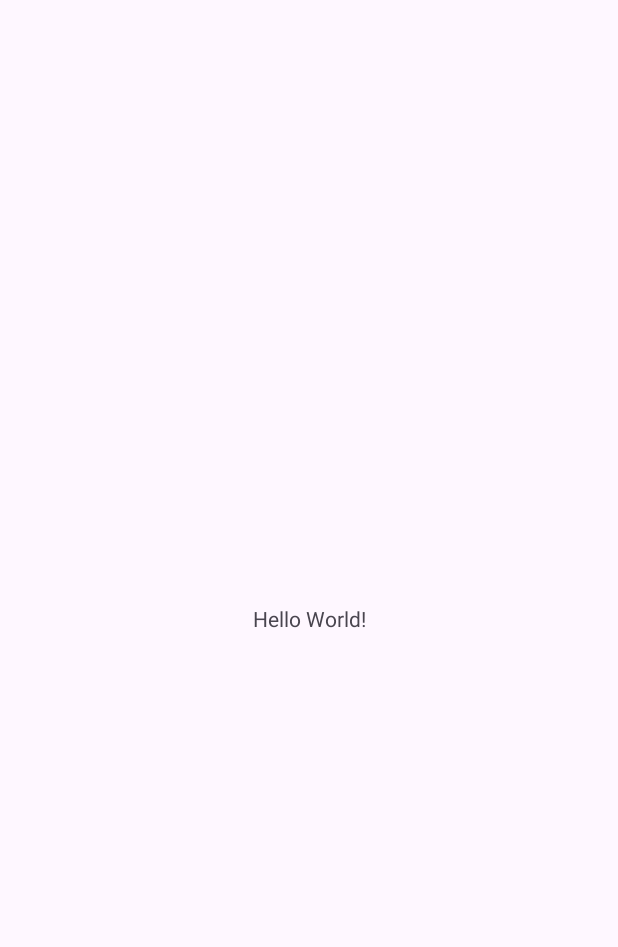
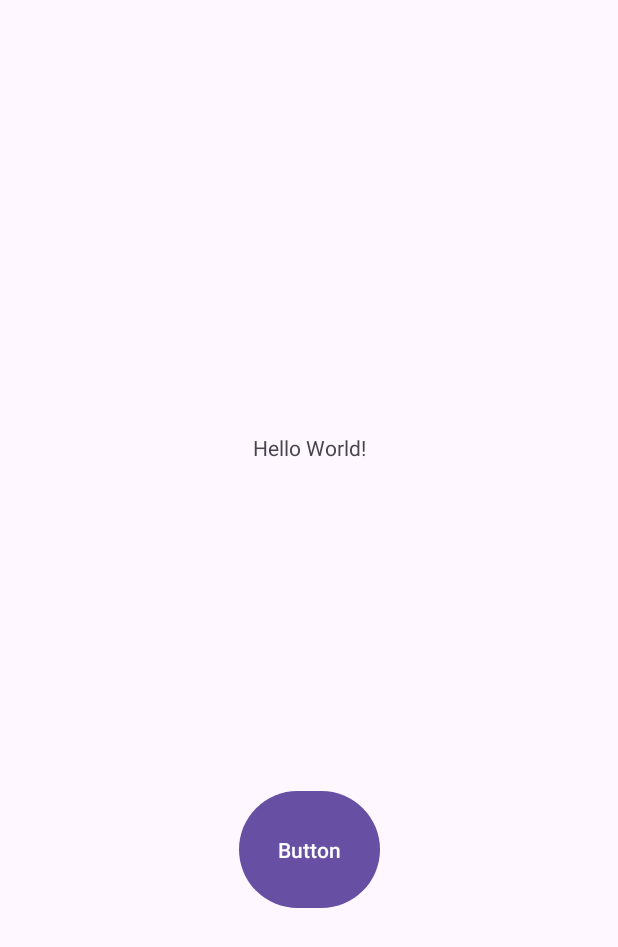
Before and after one commit to eduardotome/ppd, an Android app: the screen it shows after launch (MainActivity), on a phone screen of 412 x 824 dp. Before the commit the part shown is almost empty. Shown: the top 947 px of the screen. Run offline under Robolectric (Android 15) with nearby library versions, the phone set to English and light mode, and no system bars.

Commit message:
contador

```diff
--- a/app/src/main/java/com/example/appdudu/MainActivity.java
+++ b/app/src/main/java/com/example/appdudu/MainActivity.java
@@ -1,6 +1,8 @@
 package com.example.appdudu;
 
 import android.os.Bundle;
+import android.widget.Button;
+import android.widget.TextView;
 
 import androidx.activity.EdgeToEdge;
 import androidx.appcompat.app.AppCompatActivity;
@@ -10,11 +12,18 @@ import androidx.core.view.WindowInsetsCompat;
 
 public class MainActivity extends AppCompatActivity {
 
+    int contador = 0;
     @Override
     protected void onCreate(Bundle savedInstanceState) {
         super.onCreate(savedInstanceState);
         EdgeToEdge.enable(this);
         setContentView(R.layout.activity_main);
+        Button b = findViewById(R.id.button);
+        TextView tx = findViewById(R.id.textView);
+        b.setOnClickListener(view -> {
+            contador ++;
+            tx.setText(Integer.toString(contador));
+        });
         ViewCompat.setOnApplyWindowInsetsListener(findViewById(R.id.main), (v, insets) -> {
             Insets systemBars = insets.getInsets(WindowInsetsCompat.Type.systemBars());
             v.setPadding(systemBars.left, systemBars.top, systemBars.right, systemBars.bottom);
--- a/app/src/main/res/layout/activity_main.xml
+++ b/app/src/main/res/layout/activity_main.xml
@@ -8,12 +8,24 @@
     tools:context=".MainActivity">
 
     <TextView
+        android:id="@+id/textView"
         android:layout_width="wrap_content"
         android:layout_height="wrap_content"
         android:text="Hello World!"
         app:layout_constraintBottom_toBottomOf="parent"
         app:layout_constraintEnd_toEndOf="parent"
         app:layout_constraintStart_toStartOf="parent"
-        app:layout_constraintTop_toTopOf="parent" />
+        app:layout_constraintTop_toTopOf="parent"
+        app:layout_constraintVertical_bias="0.359" />
+
+    <Button
+        android:id="@+id/button"
+        android:layout_width="94dp"
+        android:layout_height="86dp"
+        android:text="Button"
+        app:layout_constraintBottom_toBottomOf="parent"
+        app:layout_constraintEnd_toEndOf="parent"
+        app:layout_constraintStart_toStartOf="parent"
+        app:layout_constraintTop_toBottomOf="@+id/textView" />
 
 </androidx.constraintlayout.widget.ConstraintLayout>
```
